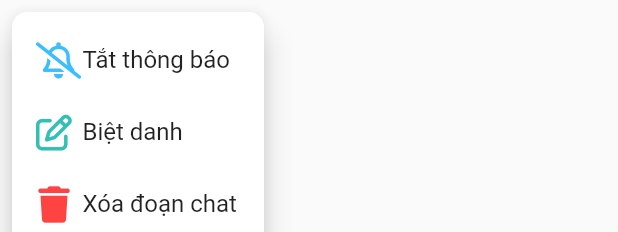
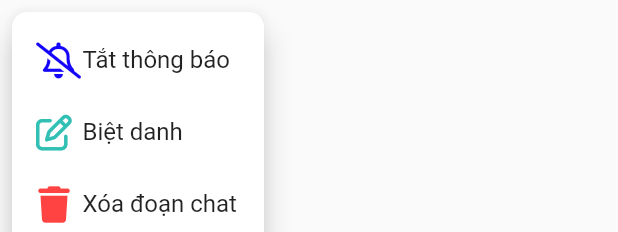
Before and after one commit to hoathaivan20062002/chat_app, a Flutter app: the OptionChat widget shown alone on an empty page, opened directly with empty values, after a tap on an icon or button, on a phone screen of 412 x 824 dp. Shown: the top 232 px of the screen. Run offline on Flutter 3.47's test engine with Material 2 defaults, Android fonts, the phone set to English and light mode, and no system bars; our stand-ins replace audioplayers, auto_size_text, cached_network_image, cloud_firestore, contacts_service, emoji_picker_flutter and 16 more; missing offline and left inert: flutter_facebook_auth, flutter_sound, flutter_webrtc; accounts and stored records are empty.

Commit message:
23/04/2023

```diff
--- a/lib/chat/widgets/option_chat.dart
+++ b/lib/chat/widgets/option_chat.dart
@@ -76,7 +76,7 @@ class _OptionChatState extends State<OptionChat> {
             icon: checkNotify
                 ? FontAwesomeIcons.bellSlash
                 : FontAwesomeIcons.solidBell,
-            color: const Color.fromRGBO(59, 190, 253, 1),
+            color: Color.fromARGB(255, 21, 4, 250),
             index: 0,
           ),
           itemPopup(
```
Also changed, not shown: lib/chat/controllers/group_chat.dart (+0 -100 lines).
